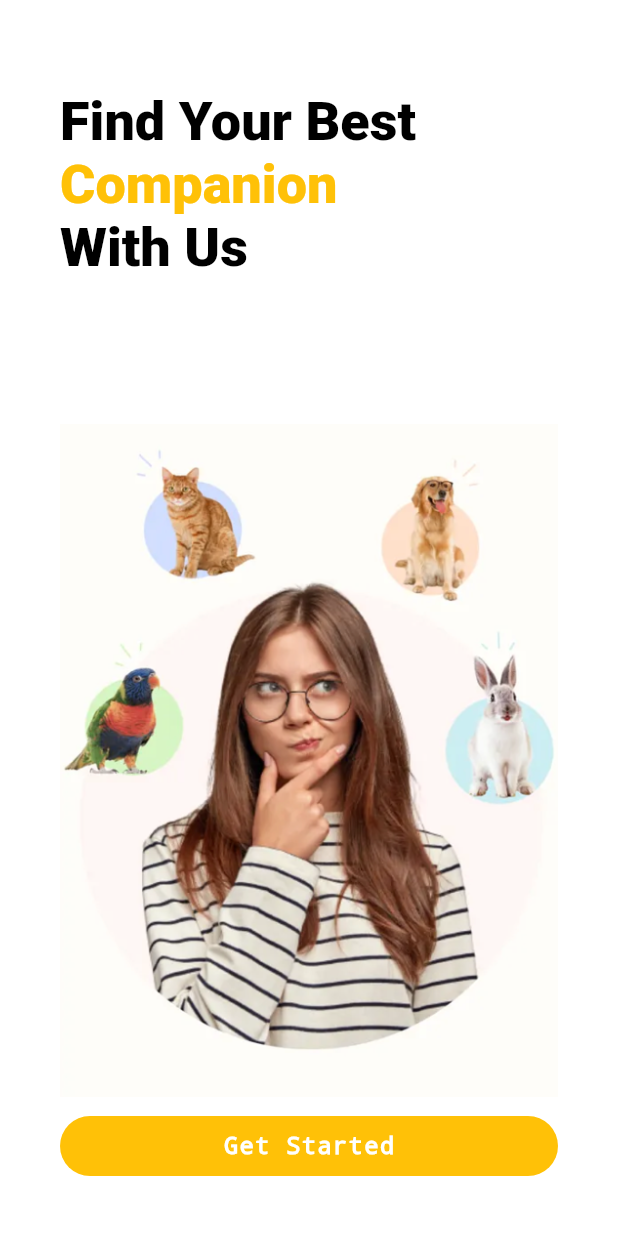
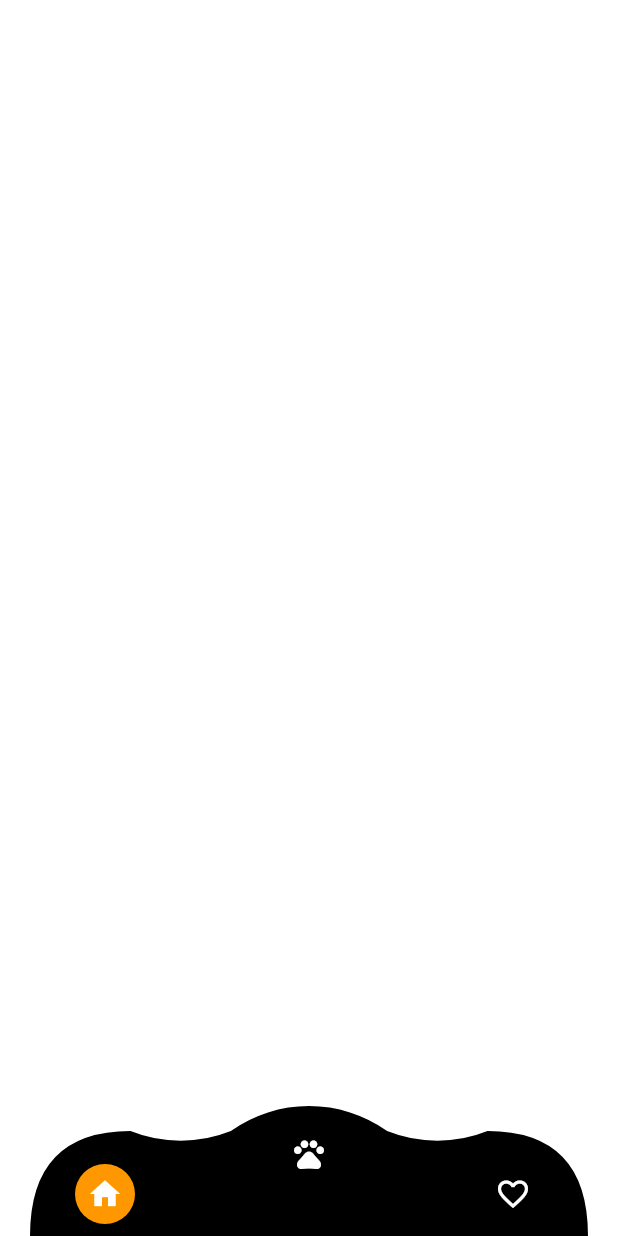
Before and after one commit to KeerthikaChokkalingam/PawPal, a Flutter app: the screen it shows after launch, after a tap on "Get Started", on a phone screen of 412 x 824 dp. Run offline on Flutter 3.47's test engine with Material 3 defaults, Android fonts, the phone set to English and light mode, and no system bars; drawn by our look-alikes of flutter_bounceable.

Commit message:
commit with tab bar empty setup

```diff
--- /dev/null
+++ b/lib/dashboard_module/animal_list_screen.dart
@@ -0,0 +1,10 @@
+import 'package:flutter/material.dart';
+
+class AnimalListScreen extends StatelessWidget {
+  const AnimalListScreen({super.key,});
+
+  @override
+  Widget build(BuildContext context) {
+    return Container(color: Colors.white,);
+  }
+}
--- /dev/null
+++ b/lib/dashboard_module/dashboard_model.dart
@@ -0,0 +1,124 @@
+import 'package:flutter/material.dart';
+import 'package:flutter_bounceable/flutter_bounceable.dart';
+import 'dashboard_screen.dart';
+
+void navigateToDashboard(BuildContext context){
+  Navigator.push(
+    context,
+    MaterialPageRoute(builder: (context) => const DashboardScreen()),
+  );
+}
+
+class CustomBottomBar extends StatelessWidget {
+  final int selectedIndex;
+  final Function(int) onItemTapped;
+
+  const CustomBottomBar({super.key,
+    required this.selectedIndex,
+    required this.onItemTapped,
+  });
+
+  @override
+  Widget build(BuildContext context) {
+    return Container(
+      padding: const EdgeInsets.only(left: 20,right: 20),
+      height: 100,
+      child: Stack(
+        alignment: Alignment.center,
+        children: [
+          // Black pill-shaped bar
+          Positioned.fill(
+            child: CustomPaint(
+              painter: BubbleBarPainter(),
+            ),
+          ),
+
+          // Center paw icon
+          Positioned(
+            bottom: 35,
+            child: GestureDetector(
+              onTap: () => onItemTapped(1),
+              child: Container(
+                width: 40,
+                height: 40,
+                decoration: const BoxDecoration(
+                  shape: BoxShape.circle,
+                  color: Colors.transparent,
+                ),
+                child: Center(
+                  child: CircleAvatar(backgroundColor:  selectedIndex == 1 ?  Colors.orange : Colors.transparent,
+                      child: const Icon(Icons.pets, size: 24, color: Colors.white)),
+                ),
+              ),
+            ),
+          ),
+
+          // Left orange icon
+           Positioned(
+            left: 30,
+            bottom: 8,
+            child: Bounceable(
+              onTap: () => onItemTapped(0),
+              child: CircleAvatar(
+                backgroundColor:  selectedIndex == 0 ?  Colors.orange : Colors.transparent,
+                child: const Icon(Icons.home, color: Colors.white),
+              ),
+            ),
+          ),
+
+          // Right heart icon
+          Positioned(
+            bottom: 8,
+            right: 30,
+            child: GestureDetector(
+              onTap: () =>onItemTapped(2),
+            child: CircleAvatar(
+              backgroundColor:  selectedIndex == 2 ?  Colors.orange : Colors.transparent,
+              child:  const Icon(Icons.favorite_border, color:  Colors.white),)
+            ),
+          ),
+        ],
+      ),
+    );
+  }
+}
+
+class BubbleBarPainter extends CustomPainter {
+  @override
+  void paint(Canvas canvas, Size size) {
+    final paint = Paint()
+      ..color = Colors.black
+      ..style = PaintingStyle.fill;
+
+    final width = size.width;
+    final height = size.height;
+
+    final path = Path();
+
+    double radius = height * 0.9;
+
+    // Top curves
+    path.moveTo(0, height);
+    path.quadraticBezierTo(0, height * 0.3, width * 0.18, height * 0.3);
+
+    path.arcToPoint(Offset(width * 0.36, height * 0.3),
+        radius: Radius.circular(radius), clockwise: false);
+
+    path.arcToPoint(Offset(width * 0.64, height * 0.3),
+        radius: Radius.circular(radius), clockwise: true);
+
+    path.arcToPoint(Offset(width * 0.82, height * 0.3),
+        radius: Radius.circular(radius), clockwise: false);
+
+    path.quadraticBezierTo(width, height * 0.3, width, height);
+
+    // Straight bottom line
+    path.lineTo(0, height);
+    path.close();
+
+    canvas.drawPath(path, paint);
+  }
+
+  @override
+  bool shouldRepaint(CustomPainter oldDelegate) => false;
+}
--- /dev/null
+++ b/lib/dashboard_module/dashboard_screen.dart
@@ -0,0 +1,42 @@
+import 'package:flutter/material.dart';
+import 'animal_list_screen.dart';
+import 'dashboard_model.dart';
+import 'favourite_screen.dart';
+import 'homeScreen.dart';
+
+class DashboardScreen extends StatefulWidget{
+  const DashboardScreen({super.key});
+  @override
+  State<DashboardScreen> createState() => _DashboardScreen();
+  }
+
+class _DashboardScreen extends State<DashboardScreen> {
+  int _selectedIndex = 0;
+
+  final List<Widget> _screens = const [
+    Homescreen(),
+    AnimalListScreen(),
+    FavouriteScreen(),
+  ];
+
+  void _onItemTapped(int index) {
+    if (_selectedIndex != index) {
+      setState(() {
+        _selectedIndex = index;
+      });
+    }
+  }
+
+  @override
+  Widget build(BuildContext context) {
+
+    return Scaffold(
+      backgroundColor: Colors.white,
+      body: _screens[_selectedIndex],
+      bottomNavigationBar: CustomBottomBar(
+        selectedIndex: _selectedIndex,
+        onItemTapped: _onItemTapped,
+      ),
+    );
+  }
+}
--- /dev/null
+++ b/lib/dashboard_module/favourite_screen.dart
@@ -0,0 +1,10 @@
+import 'package:flutter/material.dart';
+
+class FavouriteScreen extends StatelessWidget {
+  const FavouriteScreen({super.key,});
+
+  @override
+  Widget build(BuildContext context) {
+    return Container(color: Colors.white,);
+  }
+}
--- /dev/null
+++ b/lib/dashboard_module/homeScreen.dart
@@ -0,0 +1,10 @@
+import 'package:flutter/material.dart';
+
+class Homescreen extends StatelessWidget {
+  const Homescreen({super.key,});
+
+  @override
+  Widget build(BuildContext context) {
+    return Container(color: Colors.white,);
+  }
+}
--- a/lib/splash_module/spash_screen.dart
+++ b/lib/splash_module/spash_screen.dart
@@ -1,5 +1,7 @@
 import 'package:flutter/material.dart';
 import 'package:flutter_bounceable/flutter_bounceable.dart';
+
+import '../dashboard_module/dashboard_model.dart';
 
 class SplashScreen extends StatelessWidget {
   const SplashScreen({super.key});
@@ -43,11 +45,13 @@ class SplashScreen extends StatelessWidget {
             'assets/splashImage.png',
           ),
           Bounceable(
-              onTap: () {},
+              onTap: () {
+                navigateToDashboard(context);
+              },
               child: Container(
-                  height: 40,
+                  height: 45,
                   decoration: BoxDecoration(
-                    borderRadius: BorderRadius.circular(20),
+                    borderRadius: BorderRadius.circular(25),
                     color: Colors.amber,
                   ),
                   child: const Center(
@@ -63,4 +67,5 @@ class SplashScreen extends StatelessWidget {
       ),
     );
   }
+
 }
```
Also changed, not shown: 2 other files.
